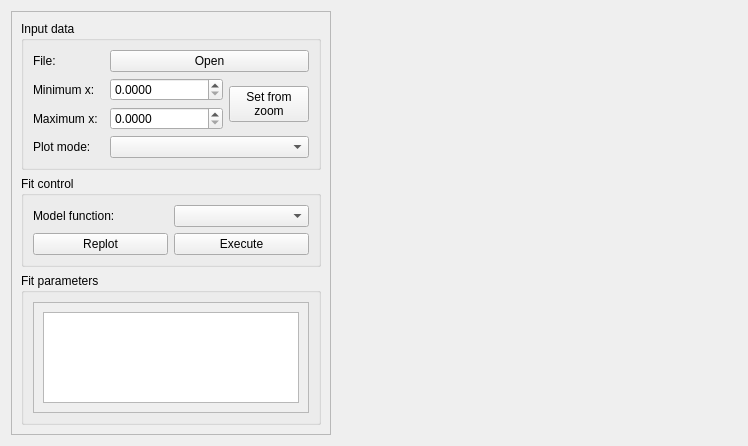
Old version of the form src/saxsfittool/resource/saxsfittool.ui in the repository awacha/saxsfittool.
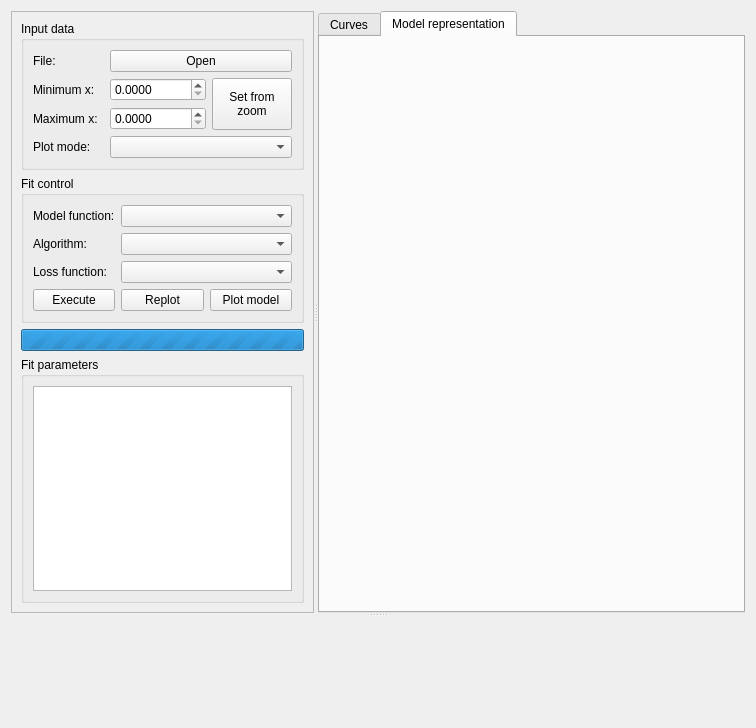
New version of the form. The open tabs and pages were chosen to show the change. Icons and pictures are not drawn.

Diff of the .ui file:
```diff
--- a/src/saxsfittool/resource/saxsfittool.ui
+++ b/src/saxsfittool/resource/saxsfittool.ui
@@ -6,16 +6,24 @@
    <rect>
     <x>0</x>
     <y>0</y>
-    <width>746</width>
-    <height>446</height>
+    <width>756</width>
+    <height>728</height>
    </rect>
   </property>
   <property name="windowTitle">
    <string>SAXS Fit Tool</string>
   </property>
-  <layout class="QHBoxLayout" name="horizontalLayout">
+  <layout class="QVBoxLayout" name="verticalLayout_5">
    <item>
-    <widget class="QFrame" name="frame">
+    <widget class="QSplitter" name="splitter_2">
+     <property name="orientation">
+      <enum>Qt::Vertical</enum>
+     </property>
+     <widget class="QSplitter" name="splitter">
+      <property name="orientation">
+       <enum>Qt::Horizontal</enum>
+      </property>
+      <widget class="QFrame" name="inputFrame">
      <property name="frameShape">
       <enum>QFrame::StyledPanel</enum>
      </property>
@@ -114,6 +122,12 @@
          </item>
          <item row="1" column="3" rowspan="2">
           <widget class="QPushButton" name="setLimitsFromZoomPushButton">
+             <property name="sizePolicy">
+              <sizepolicy hsizetype="Minimum" vsizetype="MinimumExpanding">
+               <horstretch>0</horstretch>
+               <verstretch>0</verstretch>
+              </sizepolicy>
+             </property>
            <property name="text">
             <string>Set from
 zoom</string>
@@ -134,46 +148,98 @@
         <property name="title">
          <string>Fit control</string>
         </property>
-        <layout class="QHBoxLayout" name="horizontalLayout_2">
-         <item>
           <layout class="QGridLayout" name="gridLayout_2">
-           <item row="0" column="1">
+           <item row="0" column="1" rowspan="2">
             <widget class="QComboBox" name="fitFunctionComboBox">
+             <property name="sizePolicy">
+              <sizepolicy hsizetype="MinimumExpanding" vsizetype="Fixed">
+               <horstretch>0</horstretch>
+               <verstretch>0</verstretch>
+              </sizepolicy>
+             </property>
              <property name="sizeAdjustPolicy">
               <enum>QComboBox::AdjustToContents</enum>
              </property>
             </widget>
            </item>
-           <item row="0" column="0">
-            <widget class="QLabel" name="label_4">
-             <property name="text">
-              <string>Model function:</string>
-             </property>
-            </widget>
-           </item>
-           <item row="1" column="1">
+           <item row="4" column="0" colspan="2">
+            <layout class="QHBoxLayout" name="horizontalLayout_2">
+             <item>
             <widget class="QPushButton" name="executePushButton">
              <property name="text">
               <string>Execute</string>
              </property>
             </widget>
            </item>
-           <item row="1" column="0">
+             <item>
             <widget class="QPushButton" name="rePlotPushButton">
              <property name="text">
               <string>Replot</string>
              </property>
             </widget>
            </item>
-          </layout>
-         </item>
+             <item>
+              <widget class="QPushButton" name="plotModelPushButton">
+               <property name="text">
+                <string>Plot model</string>
+               </property>
+              </widget>
+             </item>
+            </layout>
+           </item>
+           <item row="0" column="0" rowspan="2">
+            <widget class="QLabel" name="label_4">
+             <property name="text">
+              <string>Model function:</string>
+             </property>
+            </widget>
+           </item>
+           <item row="2" column="1">
+            <widget class="QComboBox" name="algorithmComboBox"/>
+           </item>
+           <item row="2" column="0">
+            <widget class="QLabel" name="label_6">
+             <property name="text">
+              <string>Algorithm:</string>
+             </property>
+            </widget>
+           </item>
+           <item row="3" column="0">
+            <widget class="QLabel" name="label_7">
+             <property name="text">
+              <string>Loss function:</string>
+             </property>
+            </widget>
+           </item>
+           <item row="3" column="1">
+            <widget class="QComboBox" name="lossFunctionComboBox"/>
+           </item>
         </layout>
        </widget>
       </item>
+        <item>
+         <widget class="QProgressBar" name="fittingProgressBar">
+          <property name="enabled">
+           <bool>true</bool>
+          </property>
+          <property name="maximum">
+           <number>0</number>
+          </property>
+          <property name="value">
+           <number>-1</number>
+          </property>
+          <property name="textVisible">
+           <bool>false</bool>
+          </property>
+          <property name="invertedAppearance">
+           <bool>false</bool>
+          </property>
+         </widget>
+        </item>
       <item>
        <widget class="QGroupBox" name="parameters_box">
         <property name="sizePolicy">
-         <sizepolicy hsizetype="MinimumExpanding" vsizetype="Expanding">
+           <sizepolicy hsizetype="Preferred" vsizetype="Expanding">
           <horstretch>0</horstretch>
           <verstretch>0</verstretch>
          </sizepolicy>
@@ -181,28 +247,7 @@
         <property name="title">
          <string>Fit parameters</string>
         </property>
-        <layout class="QHBoxLayout" name="horizontalLayout_3">
-         <item>
-          <widget class="QScrollArea" name="scrollArea">
-           <property name="sizePolicy">
-            <sizepolicy hsizetype="MinimumExpanding" vsizetype="Expanding">
-             <horstretch>0</horstretch>
-             <verstretch>0</verstretch>
-            </sizepolicy>
-           </property>
-           <property name="widgetResizable">
-            <bool>true</bool>
-           </property>
-           <widget class="QWidget" name="scrollAreaWidgetContents">
-            <property name="geometry">
-             <rect>
-              <x>0</x>
-              <y>0</y>
-              <width>274</width>
-              <height>126</height>
-             </rect>
-            </property>
-            <layout class="QHBoxLayout" name="horizontalLayout_4">
+          <layout class="QVBoxLayout" name="verticalLayout_2">
              <item>
               <widget class="QTreeView" name="treeView">
                <property name="sizePolicy">
@@ -211,6 +256,12 @@
                  <verstretch>0</verstretch>
                 </sizepolicy>
                </property>
+             <property name="horizontalScrollBarPolicy">
+              <enum>Qt::ScrollBarAsNeeded</enum>
+             </property>
+             <property name="alternatingRowColors">
+              <bool>true</bool>
+             </property>
                <property name="rootIsDecorated">
                 <bool>false</bool>
                </property>
@@ -224,14 +275,33 @@
              </item>
             </layout>
            </widget>
-          </widget>
          </item>
         </layout>
        </widget>
-      </item>
-     </layout>
-    </widget>
-   </item>
+      <widget class="QTabWidget" name="tabWidget">
+       <property name="tabPosition">
+        <enum>QTabWidget::North</enum>
+       </property>
+       <property name="tabShape">
+        <enum>QTabWidget::Rounded</enum>
+       </property>
+       <property name="currentIndex">
+        <number>0</number>
+       </property>
+       <property name="documentMode">
+        <bool>false</bool>
+       </property>
+       <property name="movable">
+        <bool>false</bool>
+       </property>
+       <property name="tabBarAutoHide">
+        <bool>true</bool>
+       </property>
+       <widget class="QWidget" name="tab">
+        <attribute name="title">
+         <string>Curves</string>
+        </attribute>
+        <layout class="QVBoxLayout" name="verticalLayout_4">
    <item>
     <widget class="QWidget" name="figure_widget" native="true">
      <property name="sizePolicy">
@@ -251,6 +321,41 @@
        <layout class="QVBoxLayout" name="figureLayout"/>
       </item>
      </layout>
+          </widget>
+         </item>
+        </layout>
+       </widget>
+       <widget class="QWidget" name="tab_2">
+        <attribute name="title">
+         <string>Model representation</string>
+        </attribute>
+        <layout class="QVBoxLayout" name="verticalLayout_6">
+         <item>
+          <layout class="QVBoxLayout" name="reprFigureLayout"/>
+         </item>
+        </layout>
+       </widget>
+      </widget>
+     </widget>
+     <widget class="QWidget" name="logContainerWidget" native="true">
+      <property name="sizePolicy">
+       <sizepolicy hsizetype="MinimumExpanding" vsizetype="Minimum">
+        <horstretch>0</horstretch>
+        <verstretch>0</verstretch>
+       </sizepolicy>
+      </property>
+      <property name="minimumSize">
+       <size>
+        <width>0</width>
+        <height>100</height>
+       </size>
+      </property>
+      <layout class="QHBoxLayout" name="horizontalLayout_6">
+       <item>
+        <layout class="QHBoxLayout" name="logContainerLayout"/>
+       </item>
+      </layout>
+     </widget>
     </widget>
    </item>
   </layout>
```
Left out of the diff: 1 changed line with no effect on the pictures. Lines whose indentation alone changed are shown as unchanged.
